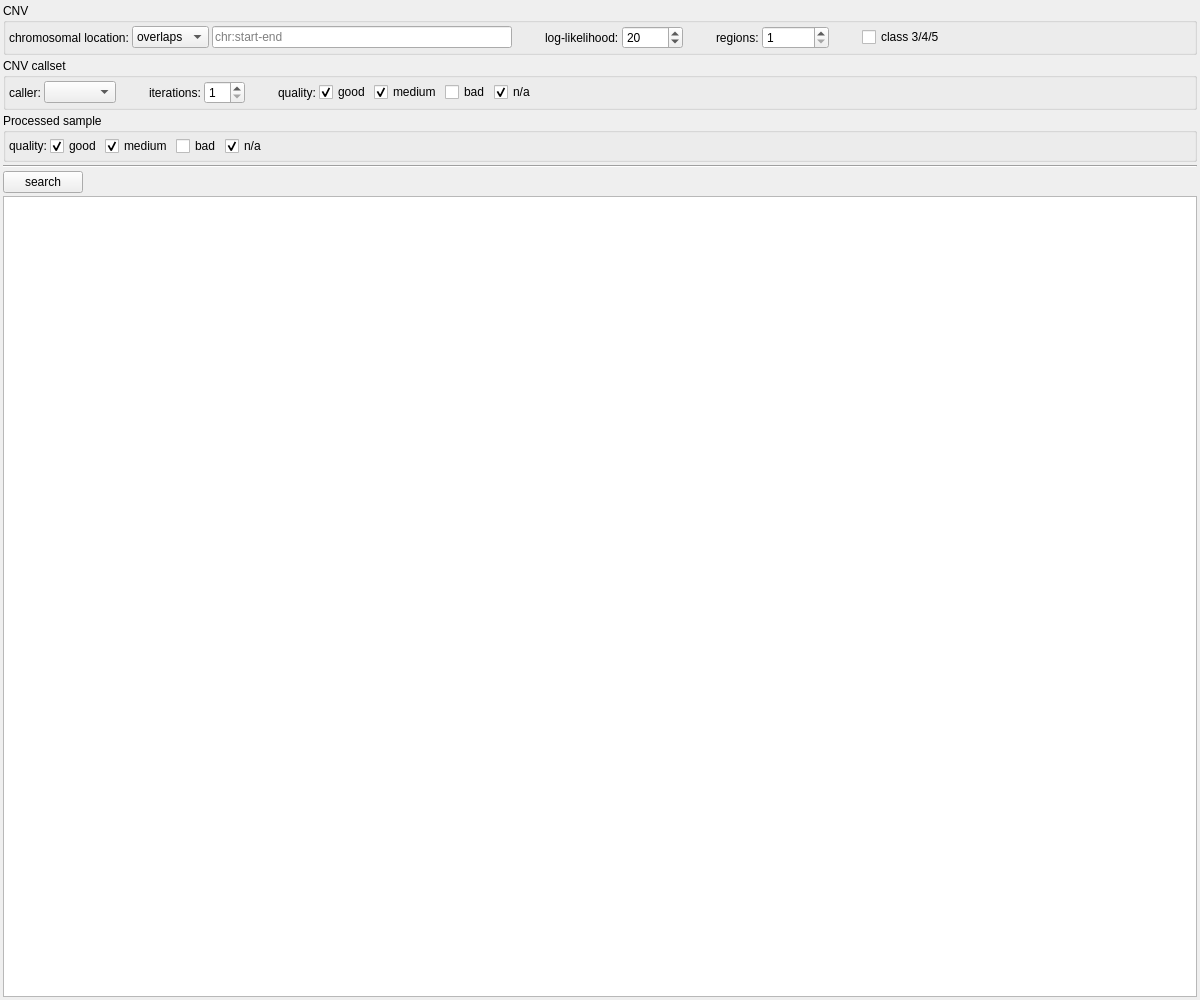
The window that src/GSvar/CnvSearchWidget.ui (imgag/ngs-bits) describes before a commit, drawn with Qt 5.
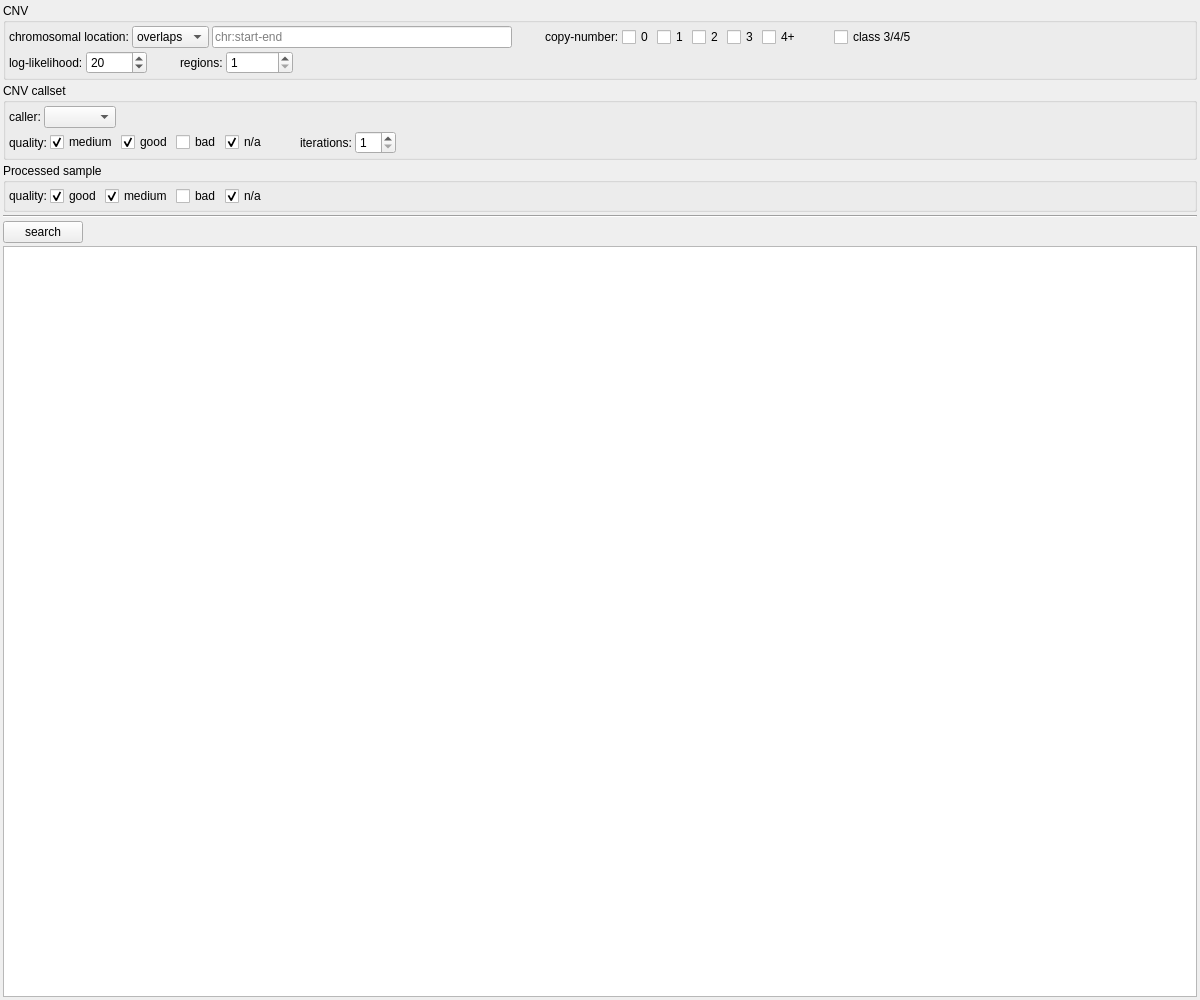
The same window after the commit. Custom widgets are drawn as their Qt base class.

Commit message: GSVar: added CN-filter to CNV search dialog.

```diff
--- a/src/GSvar/CnvSearchWidget.ui
+++ b/src/GSvar/CnvSearchWidget.ui
@@ -43,22 +43,27 @@
      <property name="flat">
       <bool>true</bool>
      </property>
+     <layout class="QVBoxLayout" name="verticalLayout">
+      <property name="spacing">
+       <number>3</number>
+      </property>
+      <property name="leftMargin">
+       <number>3</number>
+      </property>
+      <property name="topMargin">
+       <number>3</number>
+      </property>
+      <property name="rightMargin">
+       <number>3</number>
+      </property>
+      <property name="bottomMargin">
+       <number>3</number>
+      </property>
+      <item>
      <layout class="QHBoxLayout" name="horizontalLayout_2">
       <property name="spacing">
        <number>3</number>
       </property>
-      <property name="leftMargin">
-       <number>3</number>
-      </property>
-      <property name="topMargin">
-       <number>3</number>
-      </property>
-      <property name="rightMargin">
-       <number>3</number>
-      </property>
-      <property name="bottomMargin">
-       <number>3</number>
-      </property>
       <item>
        <widget class="QLabel" name="label">
         <property name="text">
@@ -100,7 +105,7 @@
        </widget>
       </item>
       <item>
-       <spacer name="horizontalSpacer_7">
+         <spacer name="horizontalSpacer_9">
         <property name="orientation">
          <enum>Qt::Horizontal</enum>
         </property>
@@ -115,6 +120,94 @@
         </property>
        </spacer>
       </item>
+        <item>
+         <widget class="QLabel" name="label_4">
+          <property name="text">
+           <string>copy-number:</string>
+          </property>
+         </widget>
+        </item>
+        <item>
+         <widget class="QCheckBox" name="cn_0">
+          <property name="text">
+           <string>0</string>
+          </property>
+         </widget>
+        </item>
+        <item>
+         <widget class="QCheckBox" name="cn_1">
+          <property name="text">
+           <string>1</string>
+          </property>
+         </widget>
+        </item>
+        <item>
+         <widget class="QCheckBox" name="cn_2">
+          <property name="text">
+           <string>2</string>
+          </property>
+         </widget>
+        </item>
+        <item>
+         <widget class="QCheckBox" name="cn_3">
+          <property name="text">
+           <string>3</string>
+          </property>
+         </widget>
+        </item>
+        <item>
+         <widget class="QCheckBox" name="cn_4_plus">
+          <property name="text">
+           <string>4+</string>
+          </property>
+         </widget>
+        </item>
+        <item>
+         <spacer name="horizontalSpacer_10">
+          <property name="orientation">
+           <enum>Qt::Horizontal</enum>
+          </property>
+          <property name="sizeType">
+           <enum>QSizePolicy::Fixed</enum>
+          </property>
+          <property name="sizeHint" stdset="0">
+           <size>
+            <width>30</width>
+            <height>10</height>
+           </size>
+          </property>
+         </spacer>
+        </item>
+        <item>
+         <widget class="QCheckBox" name="class_3_to_5">
+          <property name="toolTip">
+           <string>Show only CNVs with class 4/5.</string>
+          </property>
+          <property name="text">
+           <string>class 3/4/5</string>
+          </property>
+         </widget>
+        </item>
+        <item>
+         <spacer name="horizontalSpacer">
+          <property name="orientation">
+           <enum>Qt::Horizontal</enum>
+          </property>
+          <property name="sizeType">
+           <enum>QSizePolicy::MinimumExpanding</enum>
+          </property>
+          <property name="sizeHint" stdset="0">
+           <size>
+            <width>30</width>
+            <height>10</height>
+           </size>
+          </property>
+         </spacer>
+        </item>
+       </layout>
+      </item>
+      <item>
+       <layout class="QHBoxLayout" name="horizontalLayout_5">
       <item>
        <widget class="QLabel" name="label_6">
         <property name="text">
@@ -142,7 +235,7 @@
        </widget>
       </item>
       <item>
-       <spacer name="horizontalSpacer_8">
+         <spacer name="horizontalSpacer_7">
         <property name="orientation">
          <enum>Qt::Horizontal</enum>
         </property>
@@ -181,46 +274,19 @@
        </widget>
       </item>
       <item>
-       <spacer name="horizontalSpacer_9">
+         <spacer name="horizontalSpacer_8">
         <property name="orientation">
          <enum>Qt::Horizontal</enum>
         </property>
-        <property name="sizeType">
-         <enum>QSizePolicy::Fixed</enum>
-        </property>
         <property name="sizeHint" stdset="0">
          <size>
-          <width>30</width>
-          <height>10</height>
+            <width>40</width>
+            <height>20</height>
          </size>
         </property>
        </spacer>
       </item>
-      <item>
-       <widget class="QCheckBox" name="class_3_to_5">
-        <property name="toolTip">
-         <string>Show only CNVs with class 4/5.</string>
-        </property>
-        <property name="text">
-         <string>class 3/4/5</string>
-        </property>
-       </widget>
-      </item>
-      <item>
-       <spacer name="horizontalSpacer">
-        <property name="orientation">
-         <enum>Qt::Horizontal</enum>
-        </property>
-        <property name="sizeType">
-         <enum>QSizePolicy::MinimumExpanding</enum>
-        </property>
-        <property name="sizeHint" stdset="0">
-         <size>
-          <width>30</width>
-          <height>10</height>
-         </size>
-        </property>
-       </spacer>
+       </layout>
       </item>
      </layout>
     </widget>
@@ -233,21 +299,29 @@
      <property name="flat">
       <bool>true</bool>
      </property>
+     <layout class="QVBoxLayout" name="verticalLayout_3">
+      <property name="spacing">
+       <number>3</number>
+      </property>
+      <property name="leftMargin">
+       <number>3</number>
+      </property>
+      <property name="topMargin">
+       <number>3</number>
+      </property>
+      <property name="rightMargin">
+       <number>3</number>
+      </property>
+      <property name="bottomMargin">
+       <number>3</number>
+      </property>
+      <item>
      <layout class="QHBoxLayout" name="horizontalLayout_4">
       <property name="spacing">
        <number>3</number>
       </property>
       <property name="leftMargin">
-       <number>3</number>
-      </property>
-      <property name="topMargin">
-       <number>3</number>
-      </property>
-      <property name="rightMargin">
-       <number>3</number>
-      </property>
-      <property name="bottomMargin">
-       <number>3</number>
+         <number>0</number>
       </property>
       <item>
        <widget class="QLabel" name="label_2">
@@ -260,74 +334,29 @@
        <widget class="QComboBox" name="caller"/>
       </item>
       <item>
-       <spacer name="horizontalSpacer_5">
+         <spacer name="horizontalSpacer_4">
         <property name="orientation">
          <enum>Qt::Horizontal</enum>
         </property>
-        <property name="sizeType">
-         <enum>QSizePolicy::Fixed</enum>
-        </property>
         <property name="sizeHint" stdset="0">
          <size>
-          <width>30</width>
+            <width>946</width>
           <height>10</height>
          </size>
         </property>
        </spacer>
       </item>
-      <item>
-       <widget class="QLabel" name="label_5">
-        <property name="toolTip">
-         <string/>
-        </property>
-        <property name="text">
-         <string>iterations:</string>
-        </property>
-       </widget>
+       </layout>
       </item>
       <item>
-       <widget class="QSpinBox" name="iterations">
-        <property name="toolTip">
-         <string>Maximum number of iterations (only for caller ClinCNV).</string>
-        </property>
-        <property name="minimum">
-         <number>1</number>
-        </property>
-       </widget>
-      </item>
+       <layout class="QHBoxLayout" name="horizontalLayout_6">
       <item>
-       <spacer name="horizontalSpacer_6">
-        <property name="orientation">
-         <enum>Qt::Horizontal</enum>
-        </property>
-        <property name="sizeType">
-         <enum>QSizePolicy::Fixed</enum>
-        </property>
-        <property name="sizeHint" stdset="0">
-         <size>
-          <width>30</width>
-          <height>10</height>
-         </size>
-        </property>
-       </spacer>
-      </item>
-      <item>
-       <widget class="QLabel" name="label_4">
+         <widget class="QLabel" name="label_8">
         <property name="text">
          <string>quality:</string>
         </property>
        </widget>
       </item>
-      <item>
-       <widget class="QCheckBox" name="q_cs_good">
-        <property name="text">
-         <string>good</string>
-        </property>
-        <property name="checked">
-         <bool>true</bool>
-        </property>
-       </widget>
-      </item>
       <item>
        <widget class="QCheckBox" name="q_cs_medium">
         <property name="text">
@@ -338,6 +367,16 @@
         </property>
        </widget>
       </item>
+        <item>
+         <widget class="QCheckBox" name="q_cs_good">
+          <property name="text">
+           <string>good</string>
+          </property>
+          <property name="checked">
+           <bool>true</bool>
+          </property>
+         </widget>
+        </item>
       <item>
        <widget class="QCheckBox" name="q_cs_bad">
         <property name="text">
@@ -356,17 +395,55 @@
        </widget>
       </item>
       <item>
-       <spacer name="horizontalSpacer_4">
+         <spacer name="horizontalSpacer_5">
         <property name="orientation">
          <enum>Qt::Horizontal</enum>
         </property>
+          <property name="sizeType">
+           <enum>QSizePolicy::Fixed</enum>
+          </property>
         <property name="sizeHint" stdset="0">
          <size>
-          <width>946</width>
+            <width>30</width>
           <height>10</height>
          </size>
         </property>
        </spacer>
+        </item>
+        <item>
+         <widget class="QLabel" name="label_5">
+          <property name="toolTip">
+           <string/>
+          </property>
+          <property name="text">
+           <string>iterations:</string>
+          </property>
+         </widget>
+        </item>
+        <item>
+         <widget class="QSpinBox" name="iterations">
+          <property name="toolTip">
+           <string>Maximum number of iterations (only for caller ClinCNV).</string>
+          </property>
+          <property name="minimum">
+           <number>1</number>
+          </property>
+         </widget>
+        </item>
+        <item>
+         <spacer name="horizontalSpacer_6">
+          <property name="orientation">
+           <enum>Qt::Horizontal</enum>
+          </property>
+          <property name="sizeHint" stdset="0">
+           <size>
+            <width>40</width>
+            <height>20</height>
+           </size>
+          </property>
+         </spacer>
+        </item>
+       </layout>
       </item>
      </layout>
     </widget>
```
Lines whose indentation alone changed are shown as unchanged. The commit also changes 2 other files.
